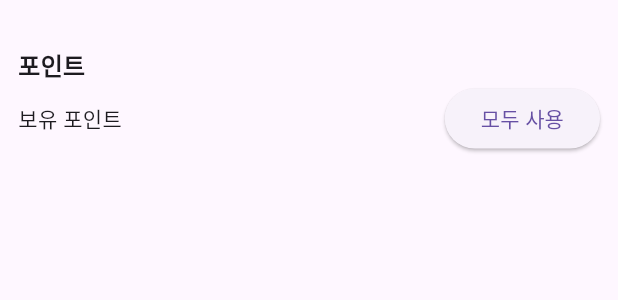
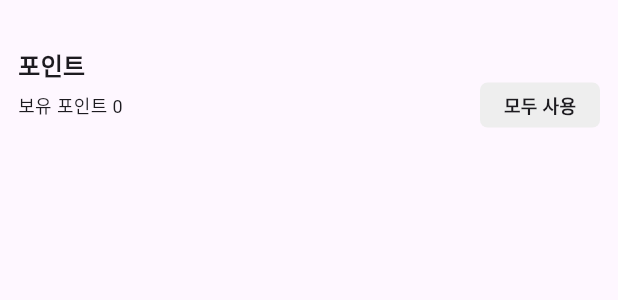
Before and after one commit to 9oj0e/pathorder_app, a Flutter app: the PaymentPoint widget shown alone on an empty page, opened directly, on a phone screen of 412 x 824 dp. Shown: the top 300 px of the screen. Run offline on Flutter 3.47's test engine with Material 3 defaults, Android fonts, the phone set to English and light mode, and no system bars; network calls fail.

Commit message:
design : payment_body

```diff
--- a/lib/main_holders/home/all_menu/payment_/components/payment_point.dart
+++ b/lib/main_holders/home/all_menu/payment_/components/payment_point.dart
@@ -22,13 +22,30 @@ class PaymentPoint extends StatelessWidget {
             ),
             Row(
               children: [
-                Text('보유 포인트'),
+                Text(
+                  '보유 포인트 0',
+                  style: TextStyle(fontSize: 12),
+                ),
                 Spacer(),
-                ElevatedButton(
-                  style: ,
-                  onPressed: () {},
-                  child: Text('모두 사용'),
-                )
+                Container(
+                  width: 80,
+                  height: 30,
+                  decoration: BoxDecoration(
+                      color: Colors.grey[200],
+                      borderRadius: BorderRadius.circular(5),
+                      border: Border.all(
+                        color: Colors.transparent,
+                      )),
+                  child: InkWell(
+                    onTap: () {},
+                    child: Center(
+                        child: Text(
+                      '모두 사용',
+                      style:
+                          TextStyle(fontSize: 12, fontWeight: FontWeight.w700),
+                    )),
+                  ),
+                ),
               ],
             ),
             // Text(
```
Also changed, not shown: lib/main_holders/home/all_menu/payment_/components/payment_body.dart (added, +36 -0 lines), lib/main_holders/home/all_menu/payment_/components/payment_method.dart (added, +63 -0 lines), lib/main_holders/home/all_menu/payment_/components/payment_total_amount.dart (added, +49 -0 lines), lib/main_holders/home/all_menu/payment_/payment_page.dart (+2 -20 lines), lib/models/payment_method_menu.dart (added, +14 -0 lines).
